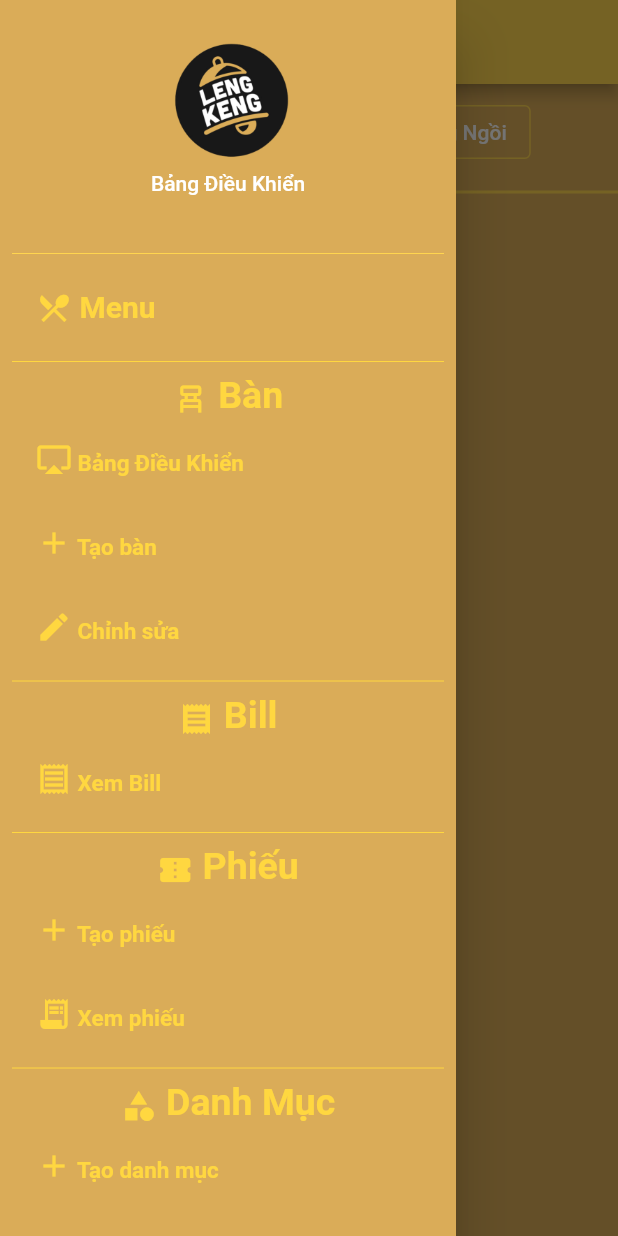
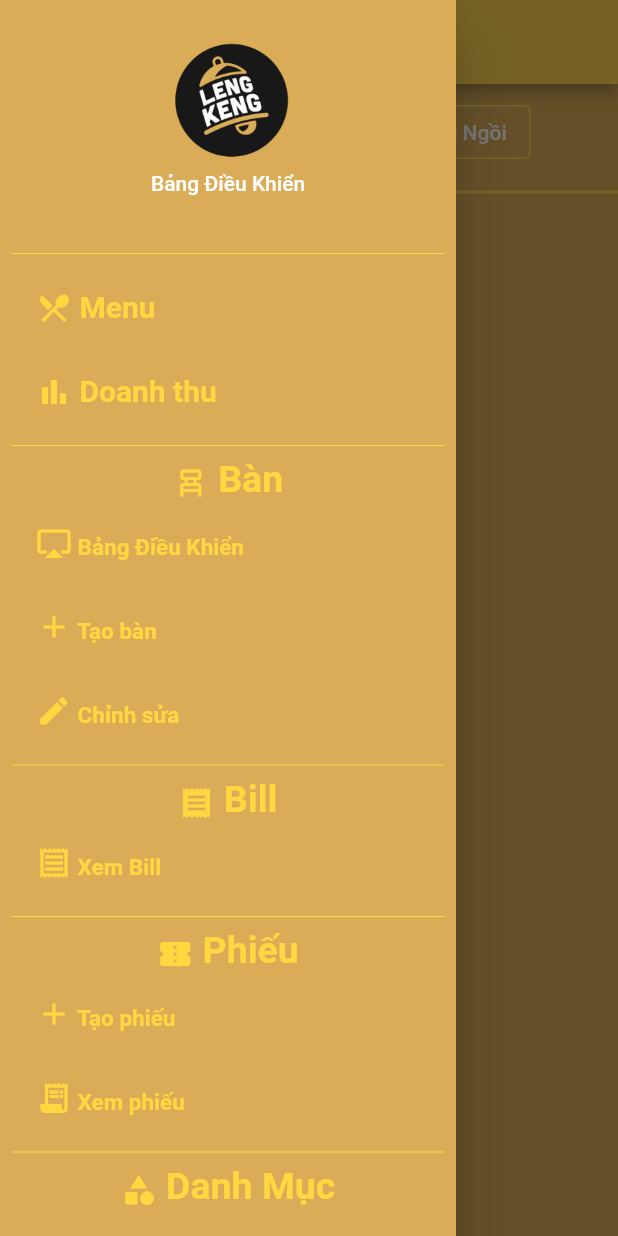
Before and after one commit to dim0147/Hai-Coffe-DenMo, a Flutter app: the screen it shows after launch, with the side drawer open, on a phone screen of 412 x 824 dp. Run offline on Flutter 3.47's test engine with Material 2 defaults, Android fonts, the phone set to English and light mode, and no system bars; our stand-ins replace extended_masked_text, flutter_slidable, get, hive, hive_flutter, image_picker and 3 more; accounts and stored records are empty; generated files the repository leaves out were written again.

Commit message:
Add chart revenue, add date time for revenue model

```diff
--- a/lib/App/Config.dart
+++ b/lib/App/Config.dart
@@ -10,6 +10,7 @@ import 'package:hai_noob/Controller/Order/OrderDetailController.dart';
 import 'package:hai_noob/Controller/Order/PlaceOrderSuccessController.dart';
 import 'package:hai_noob/Controller/Phieu/CreatePhieuController.dart';
 import 'package:hai_noob/Controller/Phieu/ListPhieuController.dart';
+import 'package:hai_noob/Controller/RevenueController.dart';
 import 'package:hai_noob/Controller/Table/AddTableController.dart';
 import 'package:hai_noob/Controller/Menu/CartController.dart';
 import 'package:hai_noob/Controller/Item/CreateItemController.dart';
@@ -30,6 +31,7 @@ import 'package:hai_noob/Screen/Order/OrderDetailScreen.dart';
 import 'package:hai_noob/Screen/Order/PlaceOrderSuccessScreen.dart';
 import 'package:hai_noob/Screen/Phieu/CreatePhieuScreen.dart';
 import 'package:hai_noob/Screen/Phieu/ListPhieuScreen.dart';
+import 'package:hai_noob/Screen/RevenueScreen.dart';
 import 'package:hai_noob/Screen/Table/AddTableScreen.dart';
 import 'package:hai_noob/Screen/Menu/CartScreen.dart';
 import 'package:hai_noob/Screen/Menu/MenuScreen.dart';
@@ -247,5 +249,12 @@ class AppConfig {
         Get.lazyPut(() => ListPhieuController());
       }),
     ),
+    GetPage(
+      name: '/revenue',
+      page: () => RevenueScreen(),
+      binding: BindingsBuilder(() {
+        Get.lazyPut(() => RevenueController());
+      }),
+    ),
   ];
 }
--- /dev/null
+++ b/lib/Controller/RevenueController.dart
@@ -0,0 +1,3 @@
+import 'package:get/get.dart';
+
+class RevenueController extends GetxController {}
--- a/lib/Controller/StartupController.dart
+++ b/lib/Controller/StartupController.dart
@@ -4,7 +4,7 @@ import 'package:flutter/material.dart';
 import 'package:get/get.dart';
 import 'package:hai_noob/App/Config.dart';
 import 'package:hai_noob/App/Utils.dart';
-import 'package:hai_noob/DAO/AnalyzeDAO.dart';
+import 'package:hai_noob/DAO/RevenueDAO.dart';
 import 'package:hai_noob/DAO/BillDAO.dart';
 import 'package:hive/hive.dart';
 import 'package:hive_flutter/hive_flutter.dart';
@@ -54,7 +54,7 @@ class StartupController extends GetxController with StateMixin<void> {
       Get.offNamed(AppConfig.initRoute);
 
       // Test case
-      testCase();
+      // testCase();
 
       // queryTestData();
     } catch (error, stack) {
--- a/lib/Screen/Component.dart
+++ b/lib/Screen/Component.dart
@@ -53,6 +53,32 @@ Drawer NavigateMenu() {
               final menuScreenArgs = MenuScreenArgs();
               // Get.offNamed('/menu', arguments: menuScreenArgs);
               Get.offNamed('/menu', arguments: menuScreenArgs);
+            },
+          ),
+
+          // Revenue
+          ListTile(
+            title: RichText(
+              text: TextSpan(
+                style: TextStyle(
+                    color: AppConfig.HEADER_COLOR,
+                    fontSize: 20,
+                    fontWeight: FontWeight.bold),
+                children: [
+                  WidgetSpan(
+                    child: Icon(
+                      Icons.bar_chart,
+                      color: AppConfig.HEADER_COLOR,
+                    ),
+                  ),
+                  TextSpan(
+                    text: ' Doanh thu',
+                  )
+                ],
+              ),
+            ),
+            onTap: () {
+              Get.offNamed('/revenue');
             },
           ),
 
--- a/pubspec.yaml
+++ b/pubspec.yaml
@@ -36,6 +36,7 @@ dependencies:
   extended_masked_text: ^2.3.0
   flutter_slidable: ^0.6.0
   syncfusion_flutter_datepicker: ^19.3.46
+  syncfusion_flutter_charts: ^19.3.46
   flutter_localizations:
     sdk: flutter
   intl: ^0.17.0
```
Also changed, not shown: lib/DAO/RevenueDAO.dart (renamed from lib/DAO/AnalyzeDAO.dart, +9 -8 lines), lib/Model/Revenue.dart (+8 -12 lines), lib/Screen/RevenueScreen.dart (added, +152 -0 lines), lib/DAO/RevenueDAO.g.dart, pubspec.lock.
